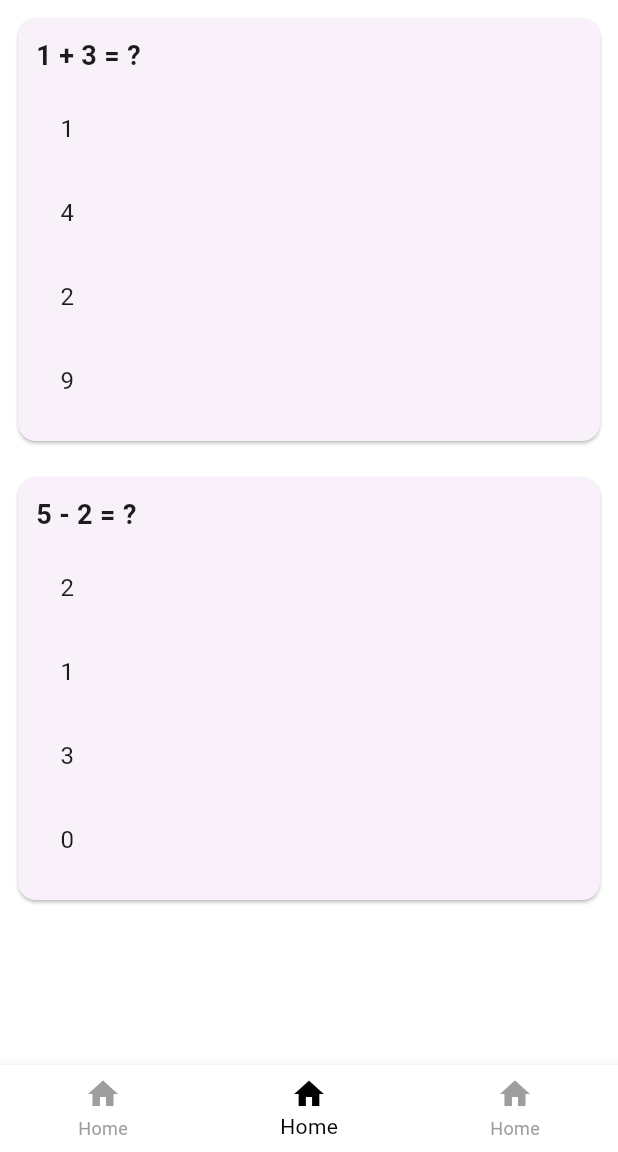
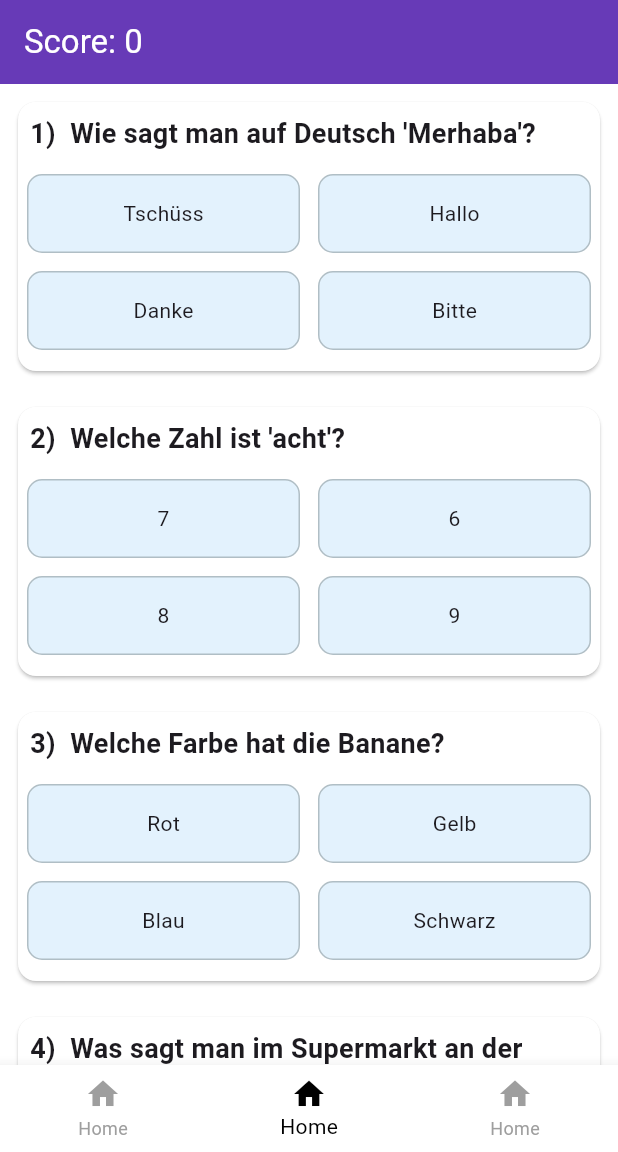
Before and after one commit to Vepa03/german_quiz_app, a Flutter app: the screen it shows after launch, item 2 of the bottom bar chosen, on a phone screen of 412 x 824 dp, the part 84-1236 px from its top. Run offline on Flutter 3.47's test engine with Material 3 defaults, Android fonts, the light colour scheme and no system bars.

Commit message:
fixed questions

```diff
--- a/assets/data/sorular.json
+++ b/assets/data/sorular.json
@@ -1,24 +1,68 @@
 [
   {
-    "id": "q1",
-    "question": "1 + 3 = ?",
+    "id": "1",
+    "question": "Wie sagt man auf Deutsch 'Merhaba'?",
     "options": [
-      { "id": "a", "text": "1" },
-      { "id": "b", "text": "4" },
-      { "id": "c", "text": "2" },
-      { "id": "d", "text": "9" }
+      { "id": "a", "text": "Tschüss" },
+      { "id": "b", "text": "Hallo" },
+      { "id": "c", "text": "Danke" },
+      { "id": "d", "text": "Bitte" }
     ],
     "correct_answer": "b"
   },
   {
-    "id": "q2",
-    "question": "5 - 2 = ?",
+    "id": "2",
+    "question": "Welche Zahl ist 'acht'?",
     "options": [
-      { "id": "a", "text": "2" },
-      { "id": "b", "text": "1" },
-      { "id": "c", "text": "3" },
-      { "id": "d", "text": "0" }
+      { "id": "a", "text": "7" },
+      { "id": "b", "text": "6" },
+      { "id": "c", "text": "8" },
+      { "id": "d", "text": "9" }
     ],
     "correct_answer": "c"
+  },
+  {
+    "id": "3",
+    "question": "Welche Farbe hat die Banane?",
+    "options": [
+      { "id": "a", "text": "Rot" },
+      { "id": "b", "text": "Gelb" },
+      { "id": "c", "text": "Blau" },
+      { "id": "d", "text": "Schwarz" }
+    ],
+    "correct_answer": "b"
+  },
+  {
+    "id": "4",
+    "question": "Was sagt man im Supermarkt an der Kasse?",
+    "options": [
+      { "id": "a", "text": "Guten Abend!" },
+      { "id": "b", "text": "Bitte schön!" },
+      { "id": "c", "text": "Entschuldigung!" },
+      { "id": "d", "text": "Hallo!" }
+    ],
+    "correct_answer": "b"
+  },
+  {
+    "id": "5",
+    "question": "Wer arbeitet im Krankenhaus?",
+    "options": [
+      { "id": "a", "text": "Lehrer" },
+      { "id": "b", "text": "Arzt" },
+      { "id": "c", "text": "Verkäufer" },
+      { "id": "d", "text": "Fahrer" }
+    ],
+    "correct_answer": "b"
+  },
+  {
+    "id": "6",
+    "question": "Wie spät ist es? (08:30)",
+    "options": [
+      { "id": "a", "text": "Es ist halb neun." },
+      { "id": "b", "text": "Es ist halb acht." },
+      { "id": "c", "text": "Es ist neun Uhr dreißig. Es ist neun Uhr dreißig." },
+      { "id": "d", "text": "Es ist zehn Uhr." }
+    ],
+    "correct_answer": "a"
   }
 ]
--- a/lib/main.dart
+++ b/lib/main.dart
@@ -15,6 +15,7 @@ class MyApp extends StatelessWidget {
         colorScheme: ColorScheme.fromSeed(seedColor: Colors.deepPurple),
         bottomNavigationBarTheme: const BottomNavigationBarThemeData(backgroundColor: Colors.white),
         scaffoldBackgroundColor: Colors.white,
+        cardTheme: CardThemeData(color: Colors.white),
         appBarTheme: AppBarTheme(
           backgroundColor: Colors.deepPurple,
           foregroundColor: Colors.white
--- a/lib/pages/Questions.dart
+++ b/lib/pages/Questions.dart
@@ -15,8 +15,12 @@ class _QuestionsState extends State<Questions> {
 
   late Future<List<QuizQuestions>> futureQuestions;
 
+  int score =0;
+
+  final Map<int, String> selected = {};
+
   @override
-  void initState() {
+  void initState(){
     super.initState();
     futureQuestions = loadQuestions();
   }
@@ -24,45 +28,84 @@ class _QuestionsState extends State<Questions> {
   @override
   Widget build(BuildContext context) {
     return Scaffold(
+      appBar: AppBar(title: Text("Score: $score")),
       body: FutureBuilder<List<QuizQuestions>>(
         future: futureQuestions,
         builder: (context, snapshot) {
-    if (snapshot.connectionState == ConnectionState.waiting) {
-      return const Center(child: CircularProgressIndicator());
-    }
-    if (snapshot.hasError) {
-      return Center(child: Text('Hata: ${snapshot.error}'));
-    }
-    final questions = snapshot.data ?? [];
-    if (questions.isEmpty) {
-      return const Center(child: Text('Soru bulunamadı.'));
-    }
+          if (!snapshot.hasData) return Center(child: CircularProgressIndicator());
+          if (snapshot.hasError) return Center(child: Text("Error ${snapshot.error}"));
+          final questions = snapshot.data!;
+          if (questions.isEmpty) return Center(child: Text("No Questions"));
 
           return ListView.builder(
             itemCount: questions.length,
             itemBuilder: (context, index) {
               final q = questions[index];
-        return Card(
-          margin: const EdgeInsets.all(12),
-          child: Padding(
-            padding: const EdgeInsets.all(12),
+              final selectedId = selected[index]; // bu soru için seçilen şık (varsa)
+
+              return Padding(
+                padding: const EdgeInsets.all(8.0),
+                child: Card(
+                  clipBehavior: Clip.antiAlias,
                   child: Column(
                     crossAxisAlignment: CrossAxisAlignment.start,
                     children: [
-                Text(
-                  q.question, // <--- DÜZELTME
-                  style: const TextStyle(fontSize: 18, fontWeight: FontWeight.bold),
+                      Padding(
+                        padding: const EdgeInsets.all(8.0),
+                        child: Text("${q.id})  ${q.question}",
+                          style: TextStyle(fontSize: 18, fontWeight: FontWeight.bold),
+                        ),
+                      ),
+                      GridView.count(
+                        crossAxisCount: 2,
+                        shrinkWrap: true,
+                        physics: NeverScrollableScrollPhysics(),
+                        childAspectRatio: 3,
+                        children: q.options.map((o) {
+                          final bool isChosen = selectedId == o.id;
+                          final bool locked = selectedId != null; // bir şık seçildiyse kilitli
+
+                          return GestureDetector(
+                            onTap: locked
+                                ? null // zaten bir seçim yapıldı, tekrar seçilemez
+                                : () {
+                                    final isCorrect = o.id == q.correctAnswer;
+                                    setState(() {
+                                      selected[index] = o.id; // seçimi kaydet
+                                      if (isCorrect) score++;  // sadece ilk ve doğru seçişte artar
+                                    });
+                                    ScaffoldMessenger.of(context).showSnackBar(
+                                      SnackBar(content: Text(isCorrect ? "True" : "False")),
+                                    );
+                                  },
+                            child: Container(
+                              margin: EdgeInsets.all(6),
+                              padding: EdgeInsets.symmetric(horizontal: 8),
+                              decoration: BoxDecoration(
+                                color: isChosen
+                                    ? (o.id == q.correctAnswer
+                                        ? Colors.green.shade100
+                                        : Colors.red.shade100)
+                                    : Colors.blue.shade50,
+                                borderRadius: BorderRadius.circular(10),
+                                border: Border.all(
+                                  color: isChosen ? Colors.black54 : Colors.blueGrey.shade200,
+                                ),
+                              ),
+                              child: Center(
+                                child: Text(
+                                  o.text,
+                                  style: TextStyle(
+                                    fontSize: 14,
+                                    fontWeight: isChosen ? FontWeight.w600 : FontWeight.normal,
+                                  ),
+                                ),
+                              ),
+                            ),
+                          );
+                        }).toList(),
                       ),
                       const SizedBox(height: 8),
-                ...q.options.map((opt) => ListTile(
-                      title: Text(opt.text),
-                      onTap: () {
-                        final isCorrect = opt.id == q.correctAnswer;
-                        ScaffoldMessenger.of(context).showSnackBar(
-                          SnackBar(content: Text(isCorrect ? "Doğru ✅" : "Yanlış ❌")),
-                        );
-                      },
-                    )),
                     ],
                   ),
                 ),
@@ -71,13 +114,13 @@ class _QuestionsState extends State<Questions> {
           );
         },
       ),
+    );
 
-    );
   }
 }
 
-Future<List<QuizQuestions>> loadQuestions() async {
-  final data = await rootBundle.loadString('assets/data/sorular.json');
-  final List<dynamic> jsonResult = json.decode(data);
-  return jsonResult.map((e) => QuizQuestions.fromJson(e)).toList();
+Future <List<QuizQuestions>> loadQuestions() async {
+  final data = await rootBundle.loadString("assets/data/sorular.json");
+  final List<dynamic> jsonResult = jsonDecode(data);
+  return jsonResult.map((e)=> QuizQuestions.fromJson(e)).toList();
 }
```
Lines whose indentation alone changed are shown as unchanged.
